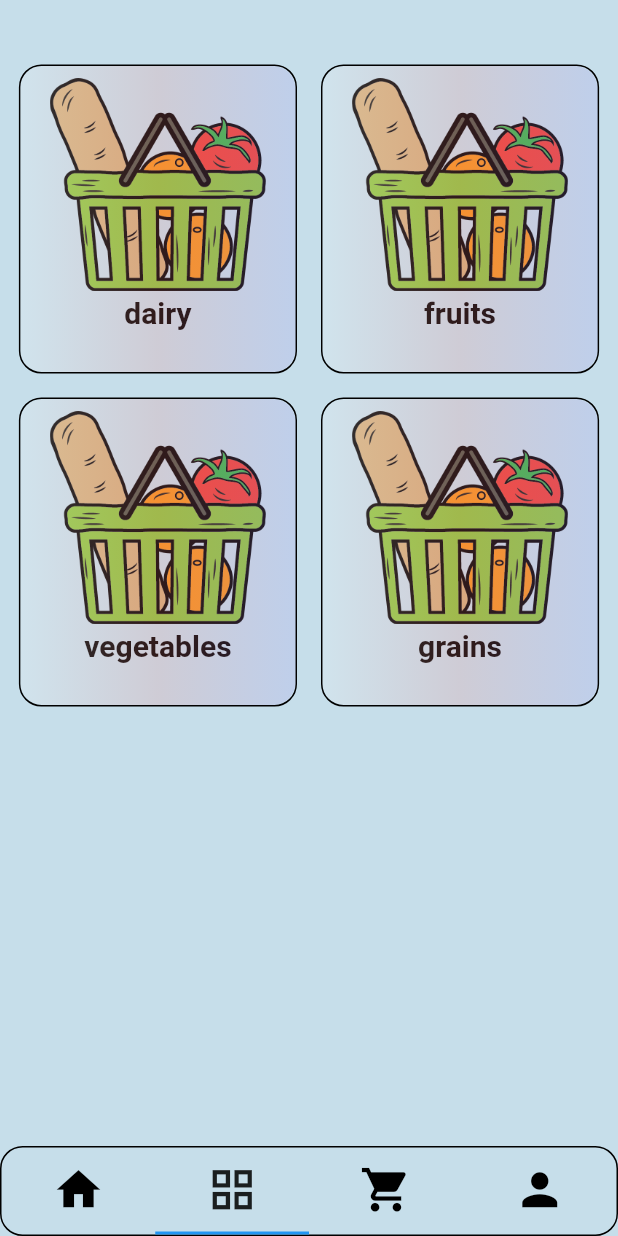
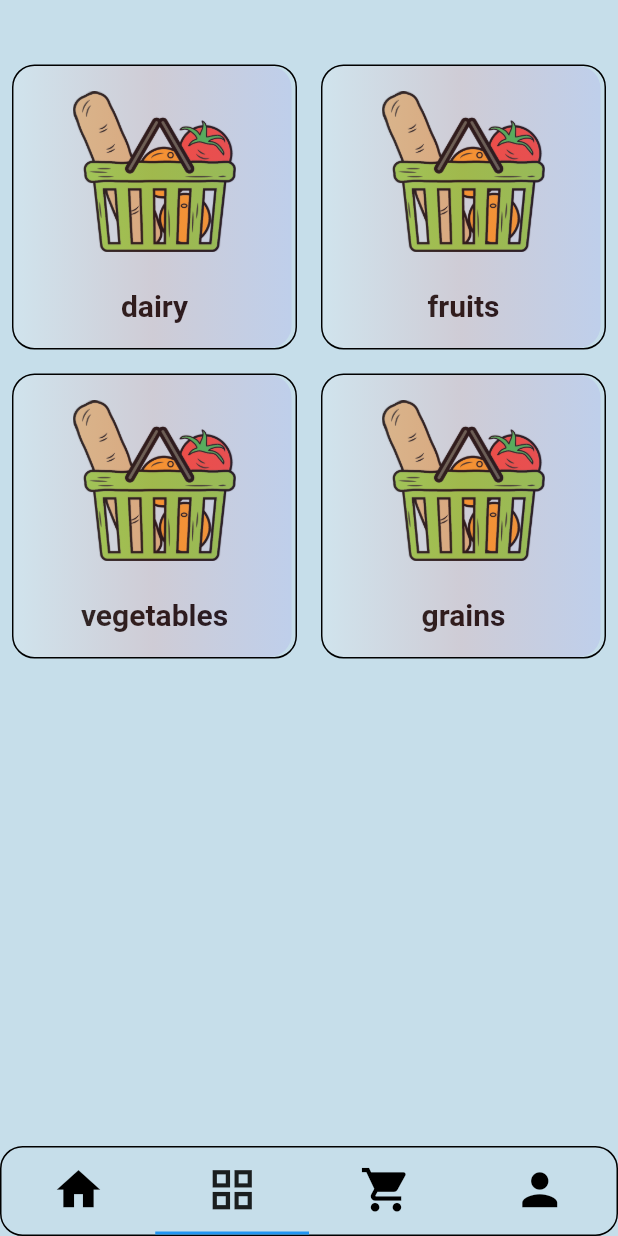
Before and after one commit to MohammedSolyman/store_user, a Flutter app: the screen it shows after launch, item 2 of the bottom bar chosen, on a phone screen of 412 x 824 dp. Run offline on Flutter 3.47's test engine with Material 2 defaults, Android fonts, the phone set to English and light mode, and no system bars; our stand-ins replace cloud_firestore, firebase_auth, firebase_core, get, get_storage, google_sign_in; accounts and stored records are empty; statements that could not run were skipped.

Commit message:
categories pages was fixed, product details page was fixed

```diff
--- a/lib/data_types/purchase/purchase.dart
+++ b/lib/data_types/purchase/purchase.dart
@@ -3,17 +3,19 @@
 import 'package:store_user/constants/constant.dart';
 
 class Purchase {
-  String userName = '';
+  String userId = '';
   String productName = '';
   int quantity = 0;
   String measureUnit = Unit.kilo;
   double totalPrice = 0;
+  int purchaseTime = 0;
 
   Purchase({
-    required this.userName,
+    required this.userId,
     required this.productName,
     required this.quantity,
     required this.measureUnit,
     required this.totalPrice,
+    required this.purchaseTime,
   });
 }
--- a/lib/global_widgets/category/categories_template.dart
+++ /dev/null
@@ -1,36 +0,0 @@
-import 'package:flutter/material.dart';
-import 'package:store_user/global_widgets/category/category_template.dart';
-import 'package:store_user/data_types/category/category.dart';
-
-class CategoriesTemplate extends StatelessWidget {
-  const CategoriesTemplate({required this.dataList, super.key});
-
-  final List<Category> dataList;
-
-  @override
-  Widget build(BuildContext context) {
-    return dataList.isEmpty
-        ? const Text('there is no categories')
-        : SizedBox(
-            height: 175,
-            child: Wrap(
-              children: List.generate(dataList.length, (index) {
-                return CategoryTemplate(category: dataList[index]);
-              }),
-            )
-
-            //  GridView.builder(
-            //     itemCount: dataList.length,
-            //     scrollDirection: Axis.horizontal,
-            //     gridDelegate: const SliverGridDelegateWithFixedCrossAxisCount(
-            //       crossAxisCount: 2,
-            //       mainAxisSpacing: 10,
-            //    //   mainAxisExtent: 200,
-            //     ),
-            //     itemBuilder: (BuildContext context, int index) {
-            //       return CategoryTemplate(Category: dataList[index]);
-            //     }),
-
-            );
-  }
-}
--- a/lib/main.dart
+++ b/lib/main.dart
@@ -9,9 +9,9 @@ import 'package:store_user/pages/main_gate/main_gate.dart';
 
 /*
 
-sharedpreference was replaced with Get storage, welcome tile was fixed, forms theming were inhanced
+categories pages was fixed, product tetails page was fixed
 
-https://github.com/MohammedSolyman/store_user.git
+ git push https://github.com/MohammedSolyman/store_user.git master
 
 */
 void main() async {
--- /dev/null
+++ b/lib/models/product_details_page_model.dart
@@ -0,0 +1,4 @@
+class ProductDetailsPageModel {
+  int amount = 0;
+  double totalPrice = 0;
+}
--- a/lib/pages/categories_page/categories_page.dart
+++ b/lib/pages/categories_page/categories_page.dart
@@ -1,6 +1,6 @@
 import 'package:flutter/material.dart';
 import 'package:store_user/constants/constant.dart';
-import 'package:store_user/global_widgets/category/categories_template.dart';
+import 'package:store_user/pages/categories_page/components/categories_template.dart';
 
 class CategoriesPage extends StatelessWidget {
   const CategoriesPage({super.key});
--- /dev/null
+++ b/lib/pages/categories_page/components/categories_template.dart
@@ -0,0 +1,24 @@
+import 'package:flutter/material.dart';
+import 'package:store_user/data_types/category/category.dart';
+import 'package:store_user/pages/categories_page/components/category_template.dart';
+
+class CategoriesTemplate extends StatelessWidget {
+  const CategoriesTemplate({required this.dataList, super.key});
+
+  final List<Category> dataList;
+
+  @override
+  Widget build(BuildContext context) {
+    return dataList.isEmpty
+        ? const Text('there is no categories')
+        : Expanded(
+            child: GridView.builder(
+                itemCount: dataList.length,
+                gridDelegate: const SliverGridDelegateWithFixedCrossAxisCount(
+                    crossAxisCount: 2),
+                itemBuilder: (BuildContext contex, int index) {
+                  return CategoryTemplate(category: dataList[index]);
+                }),
+          );
+  }
+}
--- a/lib/global_widgets/category/category_template.dart
+++ b/lib/pages/categories_page/components/category_template.dart
@@ -1,5 +1,6 @@
 import 'package:flutter/material.dart';
-
+import 'package:store_user/constants/constant.dart';
+import 'package:store_user/data_types/product/product.dart';
 import 'package:store_user/global_widgets/texts/my_title.dart';
 import 'package:store_user/data_types/category/category.dart';
 
@@ -11,6 +12,10 @@ class CategoryTemplate extends StatelessWidget {
   @override
   Widget build(BuildContext context) {
     return InkWell(
+      onTap: () {
+        List<Product> dataList = myController.getCategoryProducts(category);
+        myController.goToShowCategoryProducts(dataList, category);
+      },
       child: Container(
         margin: const EdgeInsets.all(8),
         width: MediaQuery.of(context).size.width * 0.45,
@@ -26,11 +31,15 @@ class CategoryTemplate extends StatelessWidget {
               child: Center(
                 child: Column(
                   crossAxisAlignment: CrossAxisAlignment.center,
+                  mainAxisAlignment: MainAxisAlignment.spaceAround,
                   children: [
-                    SizedBox(
-                        width: MediaQuery.of(context).size.width * 0.35,
-                        height: MediaQuery.of(context).size.height * 0.18,
-                        child: Image.asset(category.categoryImage)),
+                    Container(
+                      width: MediaQuery.of(context).size.width * 0.30,
+                      height: MediaQuery.of(context).size.height * 0.13,
+                      decoration: BoxDecoration(
+                          image: DecorationImage(
+                              image: AssetImage(category.categoryImage))),
+                    ),
                     MyTitle(category.categoryName)
                   ],
                 ),
@@ -47,50 +56,9 @@ class CategoryTemplate extends StatelessWidget {
                   ]),
                   borderRadius: BorderRadius.circular(15),
                 )),
-            //  const Positioned(right: 5, top: 5, child: MyPopupMenuButton()),
           ],
         ),
       ),
     );
   }
 }
-
-// class MyPopupMenuButton extends StatelessWidget {
-//   const MyPopupMenuButton({
-//     super.key,
-//   });
-
-//   @override
-//   Widget build(BuildContext context) {
-//     return PopupMenuButton(
-//       itemBuilder: (context) {
-//         PopupMenuItem<int> x = const PopupMenuItem(
-//             value: 0,
-//             child: Row(
-//               children: [
-//                 Icon(Icons.add),
-//                 SizedBox(
-//                   width: 5,
-//                 ),
-//                 Text('add product')
-//               ],
-//             ));
-//         PopupMenuItem<int> y = const PopupMenuItem(
-//             value: 1,
-//             child: Row(
-//               children: [
-//                 Icon(Icons.edit),
-//                 SizedBox(
-//                   width: 5,
-//                 ),
-//                 Text('edit product')
-//               ],
-//             ));
-//         return [x, y];
-//       },
-//       onSelected: (value) {
-//         myController.popupFunction(value, context);
-//       },
-//     );
-//   }
-// }
--- a/lib/pages/product_details/product_details.dart
+++ b/lib/pages/product_details/product_details.dart
@@ -22,10 +22,10 @@ class ProductDetails extends StatelessWidget {
               const MySizedBox(),
               Price(product: product),
               const MySizedBox(),
-              const Amount(),
+              Amount(product.productPrice),
             ],
           ),
-          const Total()
+          Total(product)
         ],
       ),
     );
```
Also changed, not shown: lib/controllers/my_controller.dart (+3 -4 lines), lib/controllers/navigation_controller.dart (+9 -0 lines), lib/controllers/products_controller.dart (+7 -4 lines), lib/controllers/purchase_controller.dart (+7 -0 lines), lib/controllers/purchase_page_controller.dart (added, +53 -0 lines), lib/pages/cart_page/cart_page.dart (+3 -4 lines), lib/pages/categories_page/components/show_category_products.dart (added, +53 -0 lines), lib/pages/product_details/components/components.dart (+48 -10 lines).
